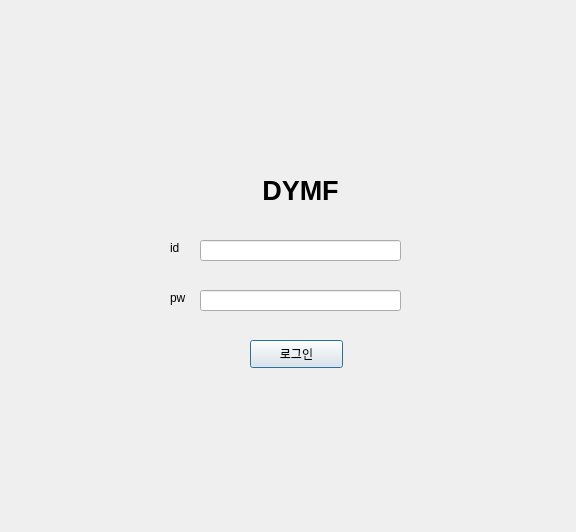
Old version of the form src/pages/main/login.ui in the repository DY-Microfinance-Customer-Management/dymf-algorithm.
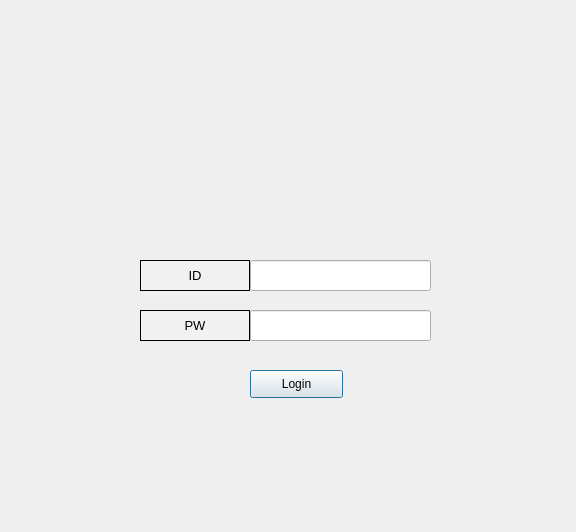
New version of the form. Icons and pictures are not drawn.

Diff of the .ui file:
```diff
--- a/src/pages/main/login.ui
+++ b/src/pages/main/login.ui
@@ -13,115 +13,134 @@
   <property name="windowTitle">
    <string>Dialog</string>
   </property>
-  <widget class="QLabel" name="login_label">
-   <property name="geometry">
-    <rect>
-     <x>190</x>
-     <y>160</y>
-     <width>221</width>
-     <height>61</height>
-    </rect>
-   </property>
-   <property name="font">
-    <font>
-     <pointsize>20</pointsize>
-     <weight>75</weight>
-     <bold>true</bold>
-    </font>
-   </property>
-   <property name="text">
-    <string>DYMF</string>
-   </property>
-   <property name="alignment">
-    <set>Qt::AlignCenter</set>
-   </property>
-   <property name="margin">
-    <number>1</number>
-   </property>
-  </widget>
   <widget class="QLineEdit" name="id_text">
    <property name="geometry">
     <rect>
-     <x>200</x>
-     <y>240</y>
-     <width>201</width>
-     <height>21</height>
+     <x>250</x>
+     <y>260</y>
+     <width>181</width>
+     <height>31</height>
     </rect>
    </property>
   </widget>
   <widget class="QLineEdit" name="pw_text">
    <property name="geometry">
     <rect>
-     <x>200</x>
-     <y>290</y>
-     <width>201</width>
-     <height>21</height>
+     <x>250</x>
+     <y>310</y>
+     <width>181</width>
+     <height>31</height>
     </rect>
    </property>
   </widget>
-  <widget class="QLabel" name="id_label">
-   <property name="geometry">
-    <rect>
-     <x>170</x>
-     <y>240</y>
-     <width>16</width>
-     <height>16</height>
-    </rect>
-   </property>
-   <property name="text">
-    <string>id</string>
-   </property>
-  </widget>
-  <widget class="QLabel" name="pw_label">
-   <property name="geometry">
-    <rect>
-     <x>170</x>
-     <y>290</y>
-     <width>21</width>
-     <height>16</height>
-    </rect>
-   </property>
-   <property name="text">
-    <string>pw</string>
-   </property>
-  </widget>
   <widget class="QPushButton" name="login_button">
    <property name="geometry">
     <rect>
      <x>250</x>
-     <y>340</y>
+     <y>370</y>
      <width>93</width>
      <height>28</height>
     </rect>
    </property>
    <property name="text">
-    <string>로그인</string>
+    <string>Login</string>
    </property>
   </widget>
   <widget class="QLabel" name="error_text">
    <property name="geometry">
     <rect>
-     <x>150</x>
-     <y>400</y>
-     <width>291</width>
-     <height>20</height>
-    </rect>
-   </property>
-   <property name="text">
-    <string/>
-   </property>
-  </widget>
-  <widget class="QLabel" name="logo_image">
-   <property name="geometry">
-    <rect>
-     <x>250</x>
-     <y>40</y>
-     <width>101</width>
+     <x>90</x>
+     <y>90</y>
+     <width>401</width>
      <height>91</height>
     </rect>
    </property>
+   <property name="styleSheet">
+    <string notr="true">background-image: url(src/pages/main/dymf_logo.png);</string>
+   </property>
    <property name="text">
     <string/>
+   </property>
+   <property name="scaledContents">
+    <bool>true</bool>
+   </property>
+  </widget>
+  <widget class="QLabel" name="label_22">
+   <property name="geometry">
+    <rect>
+     <x>140</x>
+     <y>260</y>
+     <width>110</width>
+     <height>31</height>
+    </rect>
+   </property>
+   <property name="minimumSize">
+    <size>
+     <width>110</width>
+     <height>0</height>
+    </size>
+   </property>
+   <property name="maximumSize">
+    <size>
+     <width>110</width>
+     <height>16777215</height>
+    </size>
+   </property>
+   <property name="font">
+    <font>
+     <pointsize>10</pointsize>
+    </font>
+   </property>
+   <property name="styleSheet">
+    <string notr="true">background-color:rgb(241, 241, 241)</string>
+   </property>
+   <property name="frameShape">
+    <enum>QFrame::Box</enum>
+   </property>
+   <property name="text">
+    <string>ID</string>
+   </property>
+   <property name="alignment">
+    <set>Qt::AlignCenter</set>
+   </property>
+  </widget>
+  <widget class="QLabel" name="label_23">
+   <property name="geometry">
+    <rect>
+     <x>140</x>
+     <y>310</y>
+     <width>110</width>
+     <height>31</height>
+    </rect>
+   </property>
+   <property name="minimumSize">
+    <size>
+     <width>110</width>
+     <height>0</height>
+    </size>
+   </property>
+   <property name="maximumSize">
+    <size>
+     <width>110</width>
+     <height>16777215</height>
+    </size>
+   </property>
+   <property name="font">
+    <font>
+     <pointsize>10</pointsize>
+    </font>
+   </property>
+   <property name="styleSheet">
+    <string notr="true">background-color:rgb(241, 241, 241)</string>
+   </property>
+   <property name="frameShape">
+    <enum>QFrame::Box</enum>
+   </property>
+   <property name="text">
+    <string>PW</string>
+   </property>
+   <property name="alignment">
+    <set>Qt::AlignCenter</set>
    </property>
   </widget>
  </widget>
```
Left out of the diff: 8 changed lines with no effect on the pictures.
